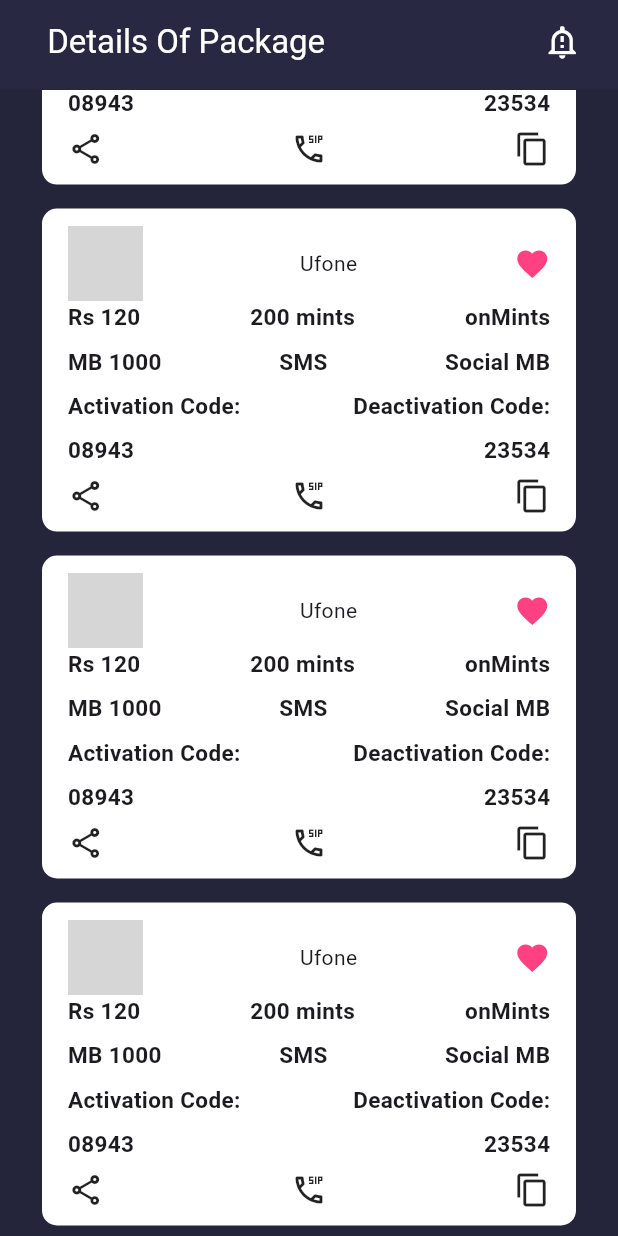
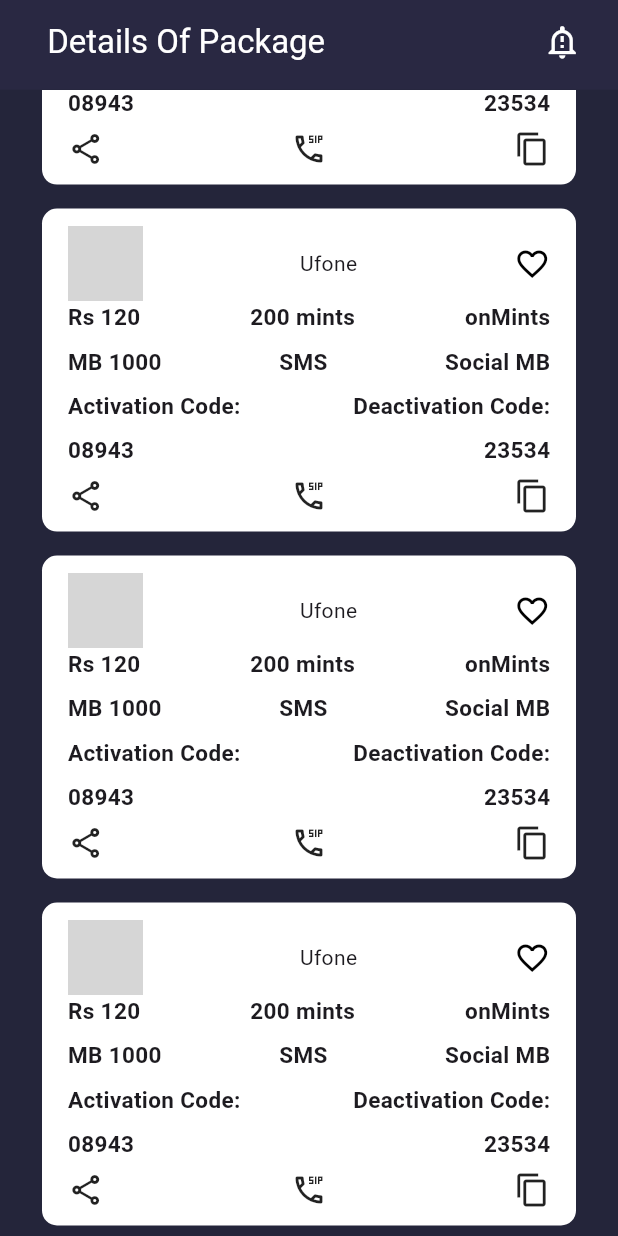
Before and after one commit to syedwaleednawaz000/network_packages_project, a Flutter app: the PackageDetailsScreen screen opened directly with empty values, scrolled down 160 dp, after a tap on the "share" icon, on a phone screen of 412 x 824 dp. Run offline on Flutter 3.47's test engine with Material 2 defaults, Android fonts, the phone set to English and light mode, and no system bars; our stand-ins replace file_picker, flutter_screenutil, fluttertoast, get, share_plus; missing offline and left inert: clipboard, flutter_phone_direct_caller; grey boxes are pictures that could not be loaded.

Commit message:
add new screen

```diff
--- a/lib/Screen/mobielcodedetailscreen.dart
+++ b/lib/Screen/mobielcodedetailscreen.dart
@@ -107,7 +107,7 @@
                                               children: [
                                                 GestureDetector(
                                                     onTap: () {
-                                                      shareText();
+                                                      shareText(shareText: myData[index]['code']);
                                                     },
                                                     child: const Icon(Icons.share_outlined)),
                                                 GestureDetector(
@@ -142,8 +142,8 @@
     );
   }
 
-  void shareText() {
-    Share.share('this is the share Text');
+  void shareText({required String shareText}) {
+    Share.share(shareText);
   }
 
   void callNumber({required String number}) async {
--- a/lib/Screen/packagedetails.dart
+++ b/lib/Screen/packagedetails.dart
@@ -60,12 +60,19 @@
                                 Text(
                                   NameList[0],
                                 ),
-                                Icon(Icons.favorite,color: Colors.pinkAccent,),
+                                InkWell(
+                                    onTap: () {
+                                      // hive add code here
+                                    },
+                                    child: const Icon(
+                                      Icons.favorite_outline,
+                                      color: Colors.black,
+                                    )),
                               ],
                             ),
                             Row(
                               mainAxisAlignment: MainAxisAlignment.spaceBetween,
-                              children: const[
+                              children: const [
                                 Text('Rs 120',
                                     style: TextStyle(
                                         fontSize: 15,
@@ -85,7 +92,7 @@
                             ),
                             Row(
                               mainAxisAlignment: MainAxisAlignment.spaceBetween,
-                              children:  const [
+                              children: const [
                                 Text('MB 1000',
                                     style: TextStyle(
                                         fontSize: 15,
@@ -151,16 +158,19 @@
                                     onTap: () {
                                       _callNumber(number: '232');
                                     },
-                                    child: const Icon(Icons.dialer_sip_outlined)),
+                                    child:
+                                        const Icon(Icons.dialer_sip_outlined)),
                                 GestureDetector(
                                     onTap: () {
-                                      FlutterClipboard.copy("just for test").then(( value ) {
+                                      FlutterClipboard.copy("just for test")
+                                          .then((value) {
                                         AppConstant.flutterToast();
                                         if (kDebugMode) {
                                           print('copied');
                                         }
                                       });
-                                    }, child: const Icon(Icons.copy))
+                                    },
+                                    child: const Icon(Icons.copy))
                               ],
                             )
                           ],
--- a/pubspec.yaml
+++ b/pubspec.yaml
@@ -35,7 +35,7 @@
   flutter_phone_direct_caller: ^2.1.1
   file_picker: ^5.2.5
   intl: ^0.18.0
-  google_mobile_ads: ^2.3.0
+#  google_mobile_ads: ^2.3.0
   flutter_switch: ^0.3.2
   cupertino_icons: ^1.0.2
   fluttertoast: ^8.1.2
```
Also changed, not shown: lib/Screen/favouritescreen.dart (+24 -68 lines), pubspec.lock, 2 other files.
